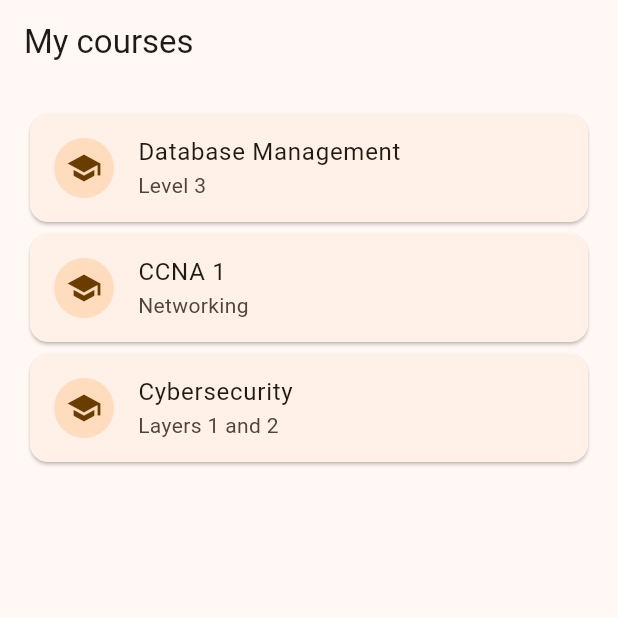
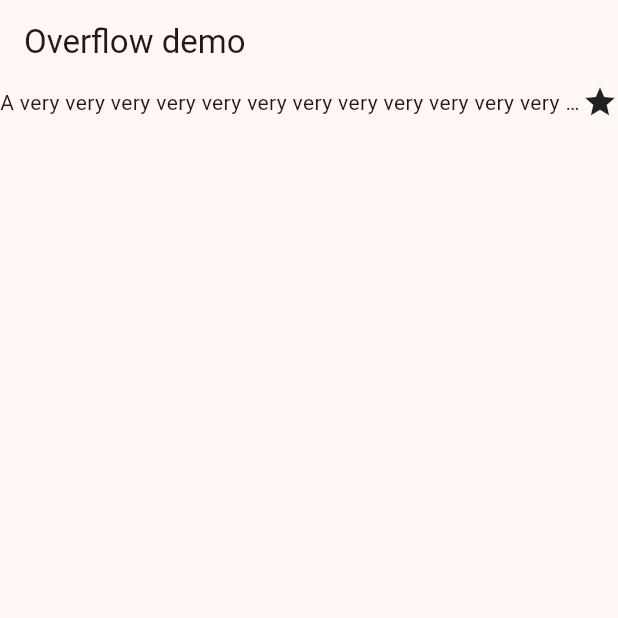
Before and after one commit to charlesjunior3658-ai/my_first_app, a Flutter app: the screen it shows after launch, on a phone screen of 412 x 824 dp, the top half of it. Run offline on Flutter 3.47's test engine with Material 3 defaults, Android fonts, the phone set to English and light mode, and no system bars; our stand-ins replace material_ui.

Commit message:
Fix RenderFlex overflow by wrapping the Text in Expanded

```diff
--- a/lib/main.dart
+++ b/lib/main.dart
@@ -11,7 +11,7 @@ class CardApp extends StatelessWidget {
       theme: ThemeData(
         colorScheme: ColorScheme.fromSeed(seedColor: Colors.orange),
       ),
-      home: const CourseList(),
+      home: const OverflowDemo(),
     );
   }
 }
@@ -99,3 +99,25 @@ class CourseList extends StatelessWidget {
     );
   }
 }
+
+class OverflowDemo extends StatelessWidget {
+  const OverflowDemo({super.key});
+
+  @override
+  Widget build(BuildContext context) {
+    return Scaffold(
+      appBar: AppBar(title: const Text('Overflow demo')),
+      body: const Row(
+        children: [
+          Expanded(
+            child: Text(
+              'A very very very very very very very very very very very very very very very very very very very very very very very very very very very very very very very very very very very very very very very very very very long title for one line',
+              overflow: TextOverflow.ellipsis,
+            ),
+          ),
+          Icon(Icons.star),
+        ],
+      ),
+    );
+  }
+}
```
Also changed, not shown: docs/overflow-fixed.png (added), docs/overflowDemo_error.png (added).
